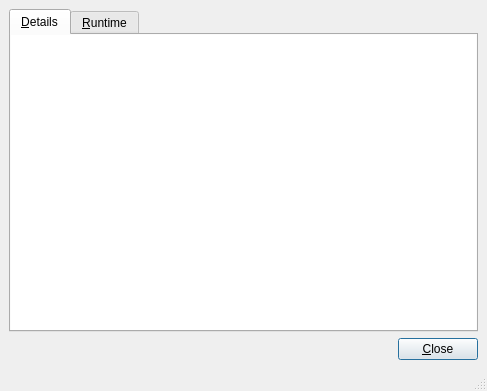
Above: vbox/src/VBox/Frontends/VirtualBox4/ui/VBoxVMInformationDlg.ui from jljuxgm/vboxgit before the change. Below: the same form after it.
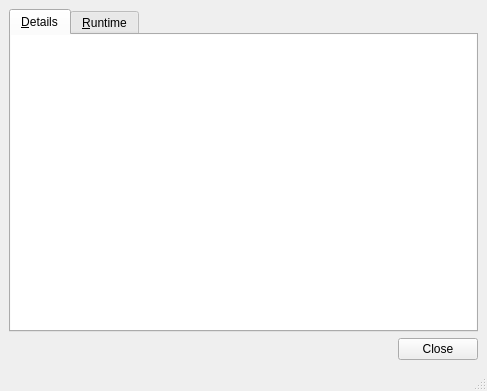
That is the form after the change. Icons and pictures are not drawn.

Commit message:
commit_7926 ------------------------------------------------------------------------ r7926 | vboxsync | 2008-04-11 23:55:14 +0800 (Fri, 11 Apr 2008) | 2 lines
FE/Qt4: Use QDialogButtonBox. Replaced the last Qt3Support functions.

------------------------------------------------------------------------

Patch:
```diff
--- a/vbox/src/VBox/Frontends/VirtualBox4/ui/VBoxVMInformationDlg.ui
+++ b/vbox/src/VBox/Frontends/VirtualBox4/ui/VBoxVMInformationDlg.ui
@@ -95,31 +95,11 @@
      </widget>
     </item>
     <item>
-     <layout class="QHBoxLayout" >
-      <item>
-       <spacer>
-        <property name="orientation" >
-         <enum>Qt::Horizontal</enum>
-        </property>
-        <property name="sizeHint" >
-         <size>
-          <width>40</width>
-          <height>20</height>
-         </size>
-        </property>
-       </spacer>
-      </item>
-      <item>
-       <widget class="QPushButton" name="mBtnClose" >
-        <property name="text" >
-         <string>&amp;Close</string>
-        </property>
-        <property name="default" >
-         <bool>true</bool>
-        </property>
-       </widget>
-      </item>
-     </layout>
+     <widget class="QDialogButtonBox" name="mButtonBox" >
+      <property name="standardButtons" >
+       <set>QDialogButtonBox::Close</set>
+      </property>
+     </widget>
     </item>
    </layout>
   </widget>
```
Left out of the diff: 19 changed lines with no effect on the pictures.
